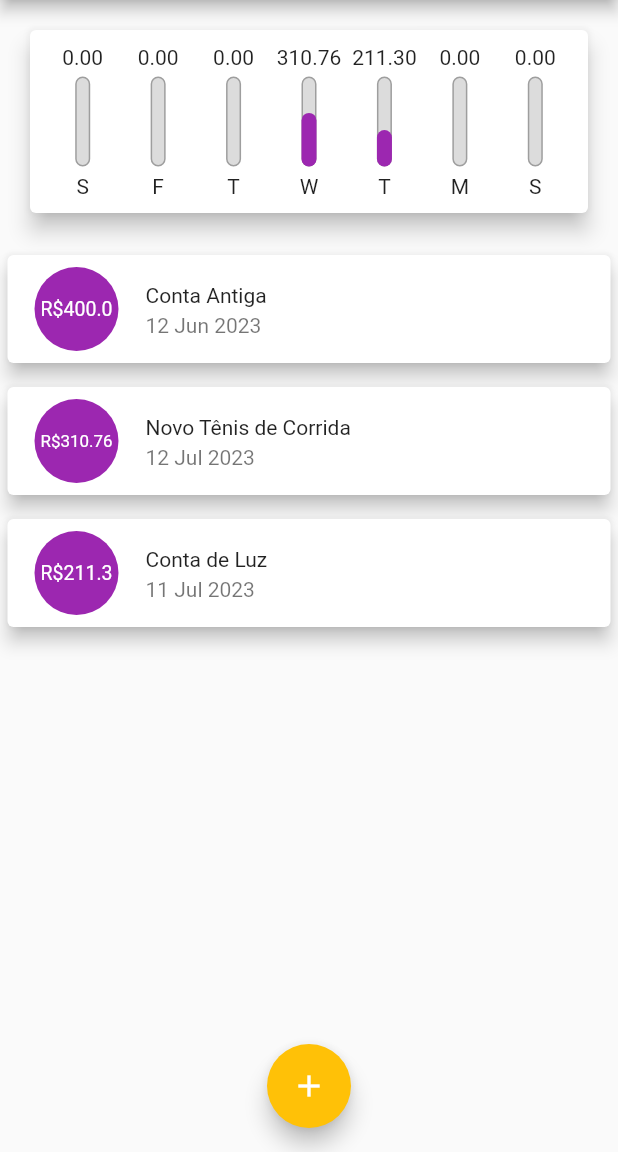
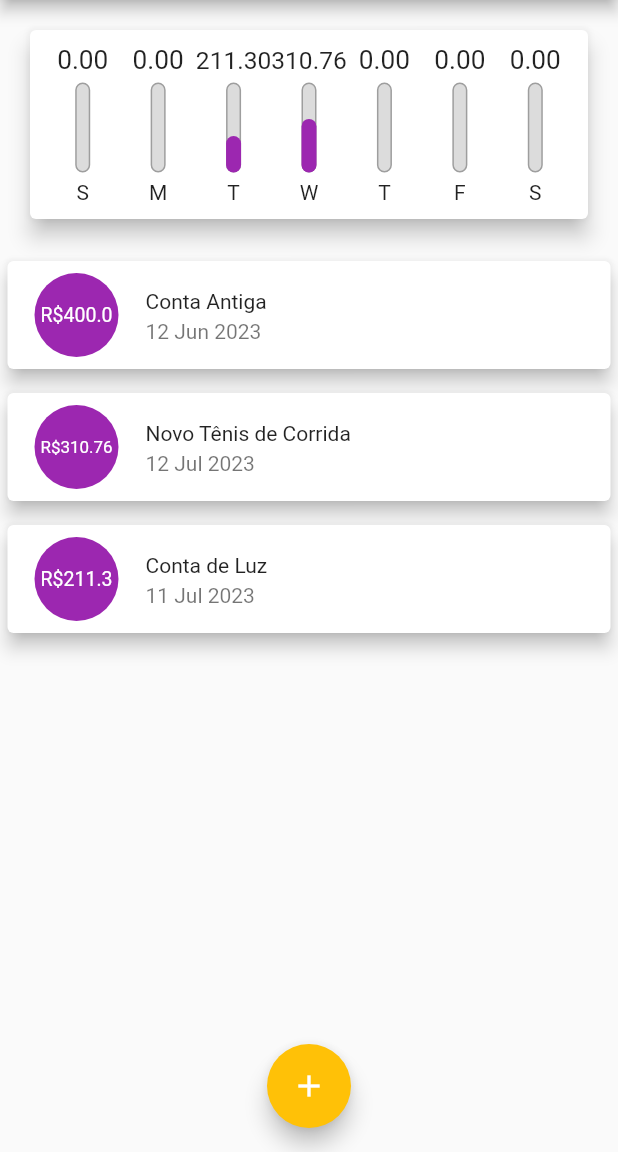
Before and after one commit to marcelinx/expensesApp, a Flutter app: the screen it shows after launch, on a phone screen of 412 x 824 dp, the part 84-1236 px from its top. Run offline on Flutter 3.47's test engine with Material 2 defaults, Android fonts, the phone set to English and light mode, and no system bars.

Commit message:
improving the chart widget

```diff
--- a/lib/components/chart.dart
+++ b/lib/components/chart.dart
@@ -30,7 +30,7 @@ class Chart extends StatelessWidget {
         'day': DateFormat.E().format(weekDay)[0],
         'value': totalSum,
       };
-    });
+    }).reversed.toList();
   }
 
   double get _weekTotalValue {
--- a/lib/components/chart_bar.dart
+++ b/lib/components/chart_bar.dart
@@ -16,9 +16,13 @@ class ChartBar extends StatelessWidget {
   Widget build(BuildContext context) {
     return Column(
       children: [
-        FittedBox(
-          child: Text('${value!.toStringAsFixed(2)}'),
-          ),
+        Container(
+          height: 20,
+
+          child: FittedBox(
+            child: Text('${value!.toStringAsFixed(2)}'),
+            ),
+        ),
         const SizedBox(height: 5),
         Container(
           height: 60,
--- a/lib/main.dart
+++ b/lib/main.dart
@@ -1,7 +1,6 @@
 import 'package:expenses/components/transaction_form.dart';
 import 'package:flutter/material.dart';
 import 'dart:math';
-import 'components/transaction_form.dart';
 import 'components/transaction_list.dart';
 import 'components/chart.dart';
 import 'models/transaction.dart';
```
